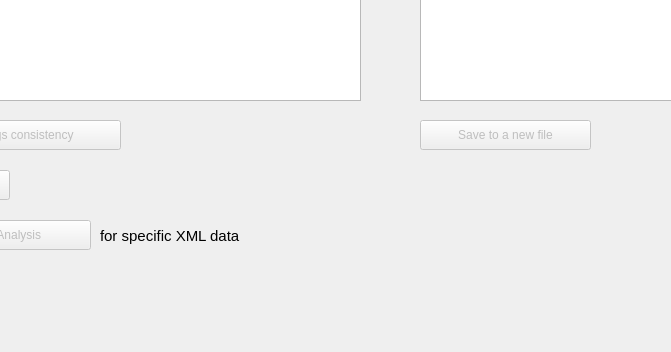
Before: the Qt Designer form mainwindow.ui in osamamuhammad3623/XML_editor, drawn with Qt 5; both pictures show x 160 to 831 and y 380 to 732 of the 1120 by 732 pixel window.
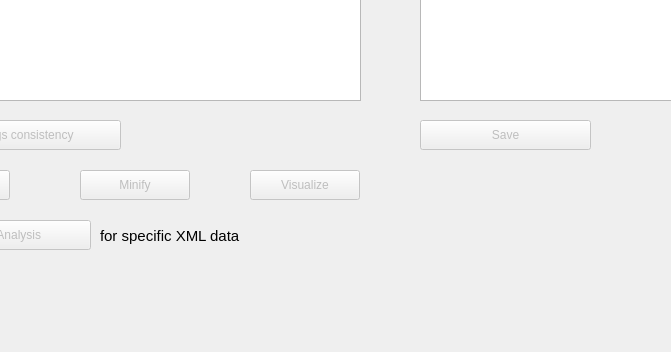
After: the same form once the commit is applied.

Commit message: complete minify feature

What changed in the file:
```diff
--- a/mainwindow.ui
+++ b/mainwindow.ui
@@ -175,7 +175,39 @@
      </rect>
     </property>
     <property name="text">
-     <string>Save to a new file</string>
+     <string>Save</string>
+    </property>
+   </widget>
+   <widget class="QPushButton" name="minify">
+    <property name="enabled">
+     <bool>false</bool>
+    </property>
+    <property name="geometry">
+     <rect>
+      <x>240</x>
+      <y>550</y>
+      <width>110</width>
+      <height>30</height>
+     </rect>
+    </property>
+    <property name="text">
+     <string>Minify</string>
+    </property>
+   </widget>
+   <widget class="QPushButton" name="visualize">
+    <property name="enabled">
+     <bool>false</bool>
+    </property>
+    <property name="geometry">
+     <rect>
+      <x>410</x>
+      <y>550</y>
+      <width>110</width>
+      <height>30</height>
+     </rect>
+    </property>
+    <property name="text">
+     <string>Visualize</string>
     </property>
    </widget>
   </widget>
```
Left out of the diff: 9 changed lines with no effect on the pictures. The commit also changes 4 other files.
